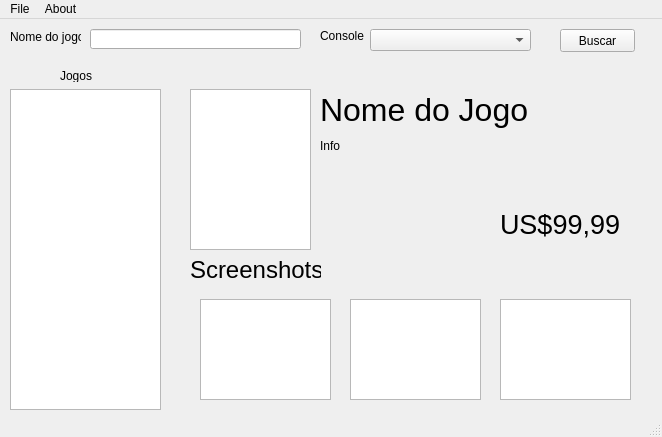
Qt form gui.ui (brunodea/sdsoap) before a commit.
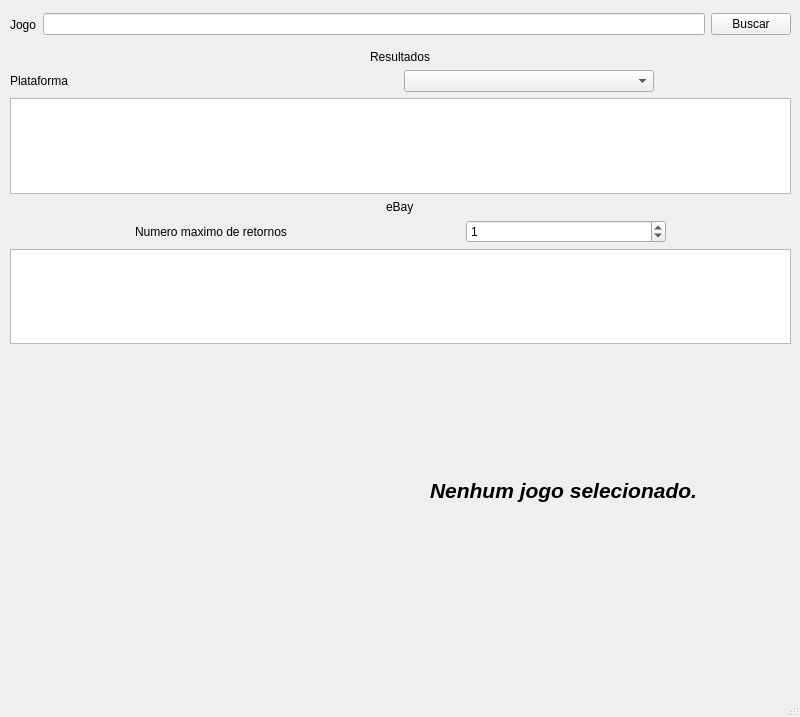
The same form after that commit. Icons and pictures are not drawn.

The edit to the form file:
```diff
--- a/gui.ui
+++ b/gui.ui
@@ -6,202 +6,219 @@
    <rect>
     <x>0</x>
     <y>0</y>
-    <width>662</width>
-    <height>437</height>
+    <width>800</width>
+    <height>717</height>
    </rect>
   </property>
   <property name="windowTitle">
    <string>Trabalho 4 - Sistemas Distribuídos</string>
   </property>
   <widget class="QWidget" name="centralwidget">
-   <widget class="QLineEdit" name="leNameSearch">
+   <widget class="QWidget" name="layoutWidget">
     <property name="geometry">
      <rect>
-      <x>90</x>
-      <y>10</y>
-      <width>211</width>
-      <height>20</height>
+      <x>10</x>
+      <y>200</y>
+      <width>781</width>
+      <height>144</height>
      </rect>
     </property>
+    <layout class="QVBoxLayout" name="verticalLayout_2">
+     <item alignment="Qt::AlignHCenter">
+      <widget class="QLabel" name="label_4">
+       <property name="text">
+        <string>eBay</string>
+       </property>
+      </widget>
+     </item>
+     <item>
+      <layout class="QHBoxLayout" name="horizontalLayout_2">
+       <item>
+        <widget class="QLabel" name="label_5">
+         <property name="minimumSize">
+          <size>
+           <width>200</width>
+           <height>0</height>
+          </size>
+         </property>
+         <property name="maximumSize">
+          <size>
+           <width>200</width>
+           <height>16777215</height>
+          </size>
+         </property>
+         <property name="text">
+          <string>Numero maximo de retornos</string>
+         </property>
+        </widget>
+       </item>
+       <item>
+        <widget class="QSpinBox" name="num_ebay_spinbox">
+         <property name="minimumSize">
+          <size>
+           <width>200</width>
+           <height>0</height>
+          </size>
+         </property>
+         <property name="maximumSize">
+          <size>
+           <width>200</width>
+           <height>16777215</height>
+          </size>
+         </property>
+         <property name="value">
+          <number>1</number>
+         </property>
+        </widget>
+       </item>
+      </layout>
+     </item>
+     <item>
+      <widget class="QListWidget" name="ebay_listview"/>
+     </item>
+    </layout>
    </widget>
-   <widget class="QComboBox" name="cbConsole">
+   <widget class="QLabel" name="center_image_label">
     <property name="geometry">
      <rect>
-      <x>370</x>
-      <y>10</y>
-      <width>161</width>
-      <height>22</height>
-     </rect>
-    </property>
-   </widget>
-   <widget class="QLabel" name="label">
-    <property name="geometry">
-     <rect>
       <x>10</x>
-      <y>10</y>
-      <width>71</width>
-      <height>16</height>
+      <y>350</y>
+      <width>411</width>
+      <height>311</height>
      </rect>
     </property>
     <property name="text">
-     <string>Nome do jogo</string>
+     <string/>
     </property>
    </widget>
-   <widget class="QLabel" name="label_2">
+   <widget class="QLabel" name="game_name_label">
     <property name="geometry">
      <rect>
-      <x>320</x>
-      <y>10</y>
-      <width>46</width>
-      <height>13</height>
+      <x>430</x>
+      <y>350</y>
+      <width>350</width>
+      <height>281</height>
      </rect>
     </property>
-    <property name="text">
-     <string>Console</string>
+    <property name="minimumSize">
+     <size>
+      <width>200</width>
+      <height>0</height>
+     </size>
     </property>
-   </widget>
-   <widget class="QPushButton" name="btSearch">
-    <property name="geometry">
-     <rect>
-      <x>560</x>
-      <y>10</y>
-      <width>75</width>
-      <height>23</height>
-     </rect>
+    <property name="maximumSize">
+     <size>
+      <width>350</width>
+      <height>16777215</height>
+     </size>
     </property>
+    <property name="font">
+     <font>
+      <pointsize>16</pointsize>
+      <weight>75</weight>
+      <italic>true</italic>
+      <bold>true</bold>
+     </font>
+    </property>
     <property name="text">
-     <string>Buscar</string>
+     <string>Nenhum jogo selecionado.</string>
     </property>
+    <property name="wordWrap">
+     <bool>true</bool>
+    </property>
    </widget>
-   <widget class="QListView" name="listView">
+   <widget class="QWidget" name="layoutWidget">
     <property name="geometry">
      <rect>
       <x>10</x>
-      <y>70</y>
-      <width>151</width>
-      <height>321</height>
+      <y>10</y>
+      <width>781</width>
+      <height>29</height>
      </rect>
     </property>
+    <layout class="QHBoxLayout" name="search_layout">
+     <item>
+      <widget class="QLabel" name="label">
+       <property name="text">
+        <string>Jogo</string>
+       </property>
+      </widget>
+     </item>
+     <item>
+      <widget class="QLineEdit" name="search_line_edit"/>
+     </item>
+     <item>
+      <widget class="QPushButton" name="search_button">
+       <property name="text">
+        <string>Buscar</string>
+       </property>
+      </widget>
+     </item>
+    </layout>
    </widget>
-   <widget class="QLabel" name="label_3">
+   <widget class="QWidget" name="layoutWidget">
     <property name="geometry">
      <rect>
-      <x>60</x>
+      <x>10</x>
       <y>50</y>
-      <width>46</width>
-      <height>13</height>
+      <width>781</width>
+      <height>144</height>
      </rect>
     </property>
-    <property name="text">
-     <string>Jogos</string>
-    </property>
-   </widget>
-   <widget class="QGraphicsView" name="graphicsView">
-    <property name="geometry">
-     <rect>
-      <x>190</x>
-      <y>70</y>
-      <width>121</width>
-      <height>161</height>
-     </rect>
-    </property>
-   </widget>
-   <widget class="QLabel" name="gameName">
-    <property name="geometry">
-     <rect>
-      <x>320</x>
-      <y>70</y>
-      <width>221</width>
-      <height>41</height>
-     </rect>
-    </property>
-    <property name="font">
-     <font>
-      <pointsize>24</pointsize>
-     </font>
-    </property>
-    <property name="text">
-     <string>Nome do Jogo</string>
-    </property>
-   </widget>
-   <widget class="QLabel" name="gamePrice">
-    <property name="geometry">
-     <rect>
-      <x>500</x>
-      <y>190</y>
-      <width>141</width>
-      <height>31</height>
-     </rect>
-    </property>
-    <property name="font">
-     <font>
-      <pointsize>20</pointsize>
-     </font>
-    </property>
-    <property name="text">
-     <string>US$99,99</string>
-    </property>
-   </widget>
-   <widget class="QLabel" name="label_4">
-    <property name="geometry">
-     <rect>
-      <x>190</x>
-      <y>240</y>
-      <width>131</width>
-      <height>21</height>
-     </rect>
-    </property>
-    <property name="font">
-     <font>
-      <pointsize>18</pointsize>
-     </font>
-    </property>
-    <property name="text">
-     <string>Screenshots</string>
-    </property>
-   </widget>
-   <widget class="QGraphicsView" name="graphicsView_2">
-    <property name="geometry">
-     <rect>
-      <x>200</x>
-      <y>280</y>
-      <width>131</width>
-      <height>101</height>
-     </rect>
-    </property>
-   </widget>
-   <widget class="QGraphicsView" name="graphicsView_3">
-    <property name="geometry">
-     <rect>
-      <x>350</x>
-      <y>280</y>
-      <width>131</width>
-      <height>101</height>
-     </rect>
-    </property>
-   </widget>
-   <widget class="QGraphicsView" name="graphicsView_4">
-    <property name="geometry">
-     <rect>
-      <x>500</x>
-      <y>280</y>
-      <width>131</width>
-      <height>101</height>
-     </rect>
-    </property>
-   </widget>
-   <widget class="QLabel" name="gameInfo">
-    <property name="geometry">
-     <rect>
-      <x>320</x>
-      <y>120</y>
-      <width>46</width>
-      <height>13</height>
-     </rect>
-    </property>
-    <property name="text">
-     <string>Info</string>
-    </property>
+    <layout class="QVBoxLayout" name="verticalLayout">
+     <item alignment="Qt::AlignHCenter">
+      <widget class="QLabel" name="label_2">
+       <property name="text">
+        <string>Resultados</string>
+       </property>
+      </widget>
+     </item>
+     <item>
+      <layout class="QHBoxLayout" name="horizontalLayout">
+       <item alignment="Qt::AlignLeft">
+        <widget class="QLabel" name="label_3">
+         <property name="minimumSize">
+          <size>
+           <width>80</width>
+           <height>0</height>
+          </size>
+         </property>
+         <property name="maximumSize">
+          <size>
+           <width>80</width>
+           <height>16777215</height>
+          </size>
+         </property>
+         <property name="text">
+          <string>Plataforma</string>
+         </property>
+        </widget>
+       </item>
+       <item alignment="Qt::AlignLeft">
+        <widget class="QComboBox" name="platform_combobox">
+         <property name="minimumSize">
+          <size>
+           <width>250</width>
+           <height>0</height>
+          </size>
+         </property>
+         <property name="maximumSize">
+          <size>
+           <width>250</width>
+           <height>16777215</height>
+          </size>
+         </property>
+         <property name="frame">
+          <bool>true</bool>
+         </property>
+        </widget>
+       </item>
+      </layout>
+     </item>
+     <item>
+      <widget class="QListWidget" name="games_listview"/>
+     </item>
+    </layout>
    </widget>
   </widget>
   <widget class="QMenuBar" name="menubar">
@@ -209,23 +226,10 @@
     <rect>
      <x>0</x>
      <y>0</y>
-     <width>662</width>
-     <height>18</height>
+     <width>800</width>
+     <height>25</height>
     </rect>
    </property>
-   <widget class="QMenu" name="menuFile">
-    <property name="title">
-     <string>File</string>
-    </property>
-    <addaction name="actionExit"/>
-   </widget>
-   <widget class="QMenu" name="menuAbout">
-    <property name="title">
-     <string>About</string>
-    </property>
-   </widget>
-   <addaction name="menuFile"/>
-   <addaction name="menuAbout"/>
   </widget>
   <widget class="QStatusBar" name="statusbar"/>
   <action name="actionExit">
```
Left out of the diff: 10 changed lines with no effect on the pictures.
